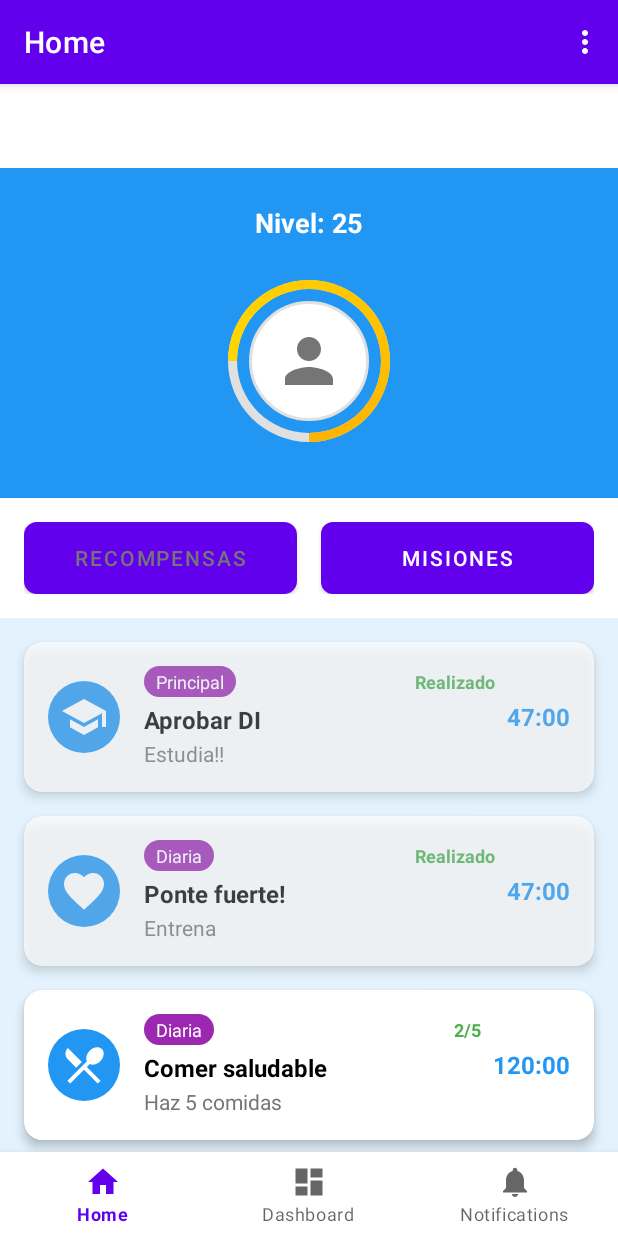
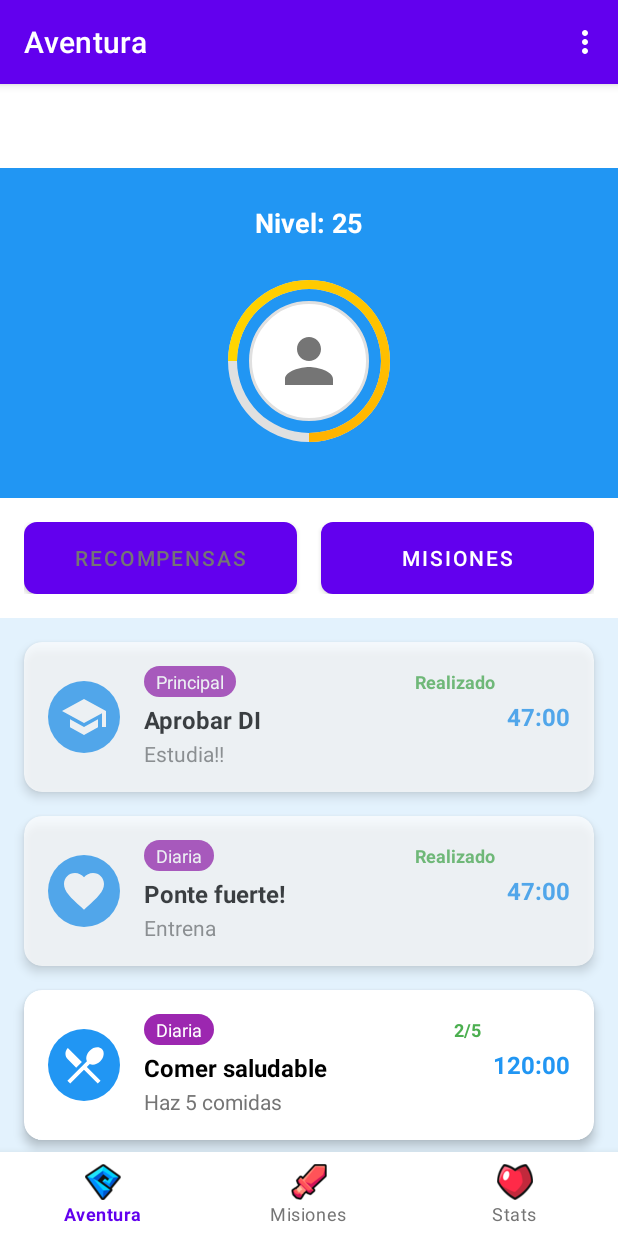
Before and after one commit to Sokrof/Android-HabitHero-TFG, an Android app: the screen it shows after launch once a user with an empty profile is signed in (MainActivity), on a phone screen of 412 x 824 dp. Run offline under Robolectric (Android 15) with nearby library versions, the phone set to English and light mode, and no system bars; our stand-ins replace Firebase (no records; nobody signed in at launch, a user with empty details on screens opened directly), navigation-ui.

Commit message:
Iconos arreglados

```diff
--- a/app/src/main/java/com/dgo/habitherov4/MainActivity.java
+++ b/app/src/main/java/com/dgo/habitherov4/MainActivity.java
@@ -32,6 +32,13 @@ public class MainActivity extends AppCompatActivity {
         setContentView(binding.getRoot());
 
         BottomNavigationView navView = findViewById(R.id.nav_view);
+
+        // LÍNEA CRÍTICA: Eliminar el tinte automático de los iconos PNG
+        navView.setItemIconTintList(null);
+
+        // También puedes hacerlo con binding si prefieres:
+        // binding.navView.setItemIconTintList(null);
+
         // Passing each menu ID as a set of Ids because each
         // menu should be considered as top level destinations.
         AppBarConfiguration appBarConfiguration = new AppBarConfiguration.Builder(
--- /dev/null
+++ b/app/src/main/res/color/bottom_nav_text_color.xml
@@ -0,0 +1,5 @@
+<?xml version="1.0" encoding="utf-8"?>
+<selector xmlns:android="http://schemas.android.com/apk/res/android">
+    <item android:color="@color/purple_500" android:state_selected="true" />
+    <item android:color="@color/gray" android:state_selected="false" />
+</selector>
--- a/app/src/main/res/layout/activity_main.xml
+++ b/app/src/main/res/layout/activity_main.xml
@@ -8,15 +8,16 @@
 
     <com.google.android.material.bottomnavigation.BottomNavigationView
         android:id="@+id/nav_view"
-        android:layout_width="0dp"
-        android:layout_height="wrap_content"
-        android:layout_marginStart="0dp"
-        android:layout_marginEnd="0dp"
-        android:background="?android:attr/windowBackground"
-        app:layout_constraintBottom_toBottomOf="parent"
-        app:layout_constraintLeft_toLeftOf="parent"
-        app:layout_constraintRight_toRightOf="parent"
-        app:menu="@menu/bottom_nav_menu" />
+            android:layout_width="0dp"
+            android:layout_height="wrap_content"
+            android:background="@color/white"
+            app:itemIconTint="@null"
+            app:itemTextColor="@color/bottom_nav_text_color"
+            app:menu="@menu/bottom_nav_menu"
+            app:labelVisibilityMode="labeled"
+            app:layout_constraintBottom_toBottomOf="parent"
+            app:layout_constraintLeft_toLeftOf="parent"
+            app:layout_constraintRight_toRightOf="parent" />
 
     <fragment
         android:id="@+id/nav_host_fragment_activity_main"
--- a/app/src/main/res/menu/bottom_nav_menu.xml
+++ b/app/src/main/res/menu/bottom_nav_menu.xml
@@ -1,19 +1,15 @@
 <?xml version="1.0" encoding="utf-8"?>
 <menu xmlns:android="http://schemas.android.com/apk/res/android">
-
     <item
         android:id="@+id/navigation_home"
-        android:icon="@drawable/ic_home_black_24dp"
+        android:icon="@drawable/ic_aventura"
         android:title="@string/title_home" />
-
     <item
         android:id="@+id/navigation_dashboard"
-        android:icon="@drawable/ic_dashboard_black_24dp"
+        android:icon="@drawable/ic_misiones"
         android:title="@string/title_dashboard" />
-
     <item
         android:id="@+id/navigation_notifications"
-        android:icon="@drawable/ic_notifications_black_24dp"
+        android:icon="@drawable/ic_estadisticas"
         android:title="@string/title_notifications" />
-
 </menu>
--- a/app/src/main/res/values/strings.xml
+++ b/app/src/main/res/values/strings.xml
@@ -1,8 +1,8 @@
 <resources>
     <string name="app_name">Habit Hero V4</string>
-    <string name="title_home">Home</string>
-    <string name="title_dashboard">Dashboard</string>
-    <string name="title_notifications">Notifications</string>
+    <string name="title_home">Aventura</string>
+    <string name="title_dashboard">Misiones</string>
+    <string name="title_notifications">Stats</string>
     <string name="default_web_client_id" translatable="false">770063004398-b2i6hrcodtntk0ih691ebic1u20e3kvc.apps.googleusercontent.com</string>
 
     <!-- Nuevas strings -->
--- a/app/src/main/res/values/themes.xml
+++ b/app/src/main/res/values/themes.xml
@@ -11,6 +11,14 @@
         <item name="colorOnSecondary">@color/black</item>
         <!-- Status bar color. -->
         <item name="android:statusBarColor">?attr/colorPrimaryVariant</item>
-        <!-- Customize your theme here. -->
+        <!-- IMPORTANTE: Estilo personalizado para BottomNavigation -->
+        <item name="bottomNavigationStyle">@style/NoTintBottomNavigation</item>
+    </style>
+
+    <!-- Estilo que elimina completamente el tinte de los iconos -->
+    <style name="NoTintBottomNavigation" parent="Widget.MaterialComponents.BottomNavigationView">
+        <item name="itemIconTint">@null</item>
+        <item name="itemTextColor">@color/bottom_nav_text_color</item>
+        <item name="android:background">@color/white</item>
     </style>
 </resources>
```
Also changed, not shown: app/src/main/res/drawable/ic_aventura.png (added), app/src/main/res/drawable/ic_estadisticas.png (added), app/src/main/res/drawable/ic_misiones.png (added).
